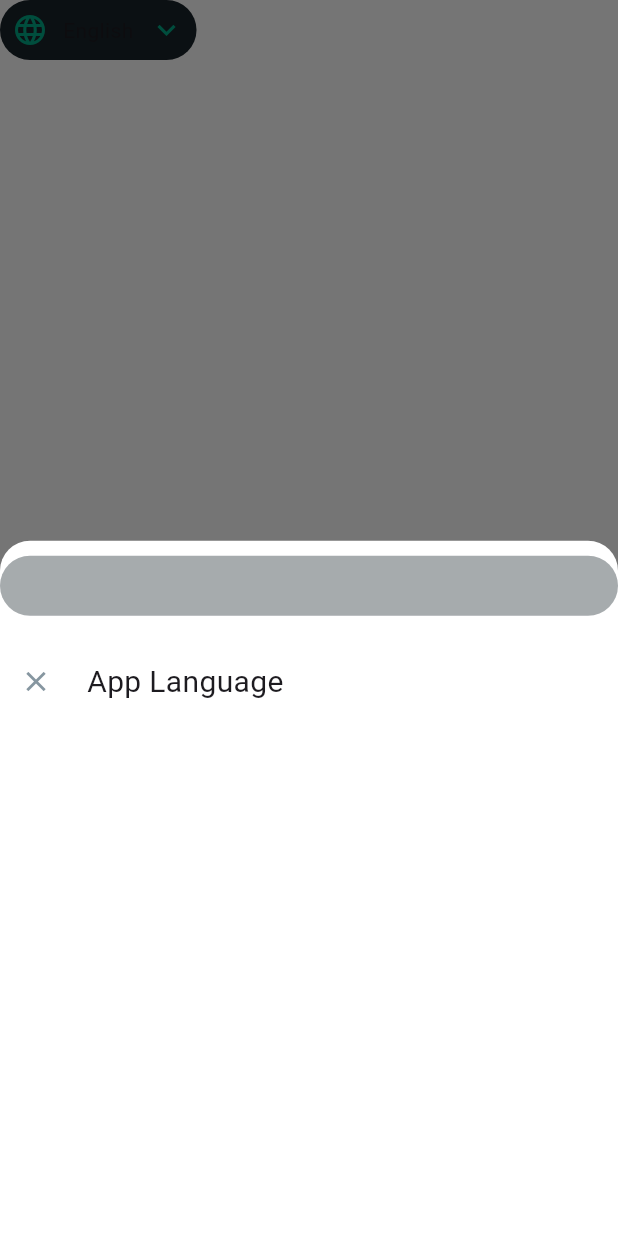
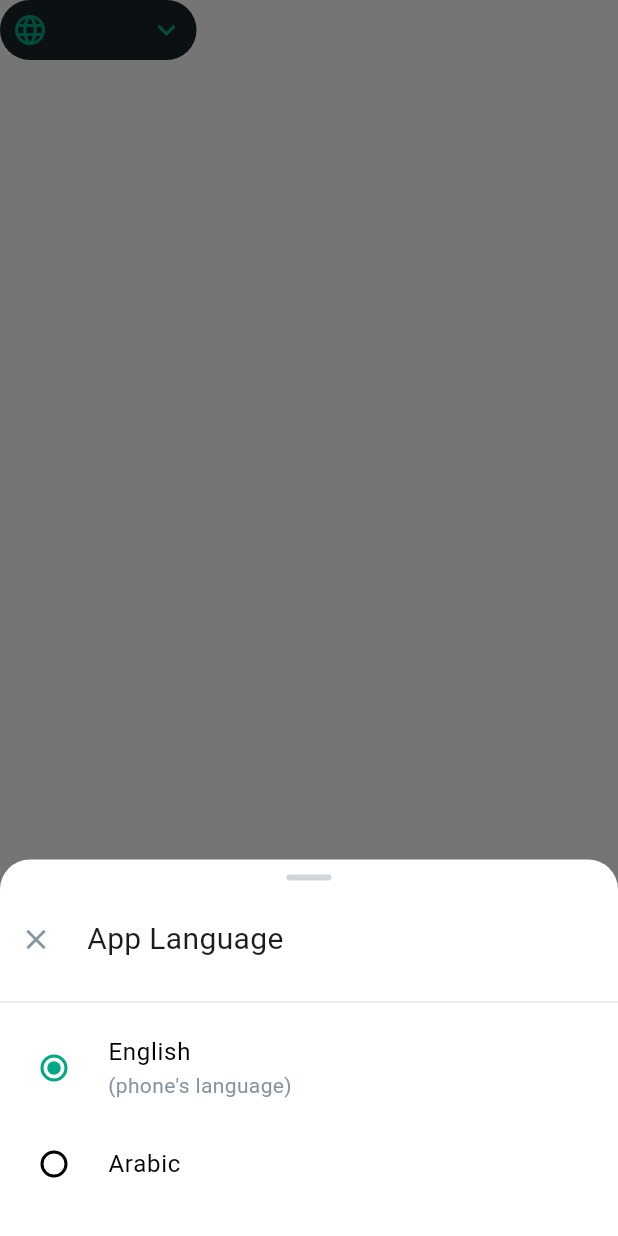
Before and after one commit to Mohammad-Abuayyash/WhatsApp-clone, a Flutter app: the LanguageButton widget shown alone on an empty page, opened directly, after a tap on "English", on a phone screen of 412 x 824 dp. Run offline on Flutter 3.47's test engine with Material 3 defaults, Android fonts, the phone set to English and light mode, and no system bars; our stand-ins replace flutter_riverpod; generated files the repository leaves out were written again; network calls fail.

```diff
--- a/lib/welcome_page/widgets/custom_elevated_button.dart
+++ b/lib/common/widgets/custom_elevated_button.dart
@@ -21,7 +21,6 @@ class CustomElevatedButton extends StatelessWidget {
       child: ElevatedButton(
         onPressed: onPressed,
         style: ElevatedButton.styleFrom(
-
           shape: RoundedRectangleBorder(
             borderRadius: BorderRadius.circular(7.0),
           ),
--- /dev/null
+++ b/lib/feature/welcome/widgets/language_button.dart
@@ -0,0 +1,135 @@
+import 'package:flutter/material.dart';
+import 'package:flutter_riverpod/flutter_riverpod.dart';
+import 'package:whatsapp_clone/common/providers/locale_provider.dart';
+import 'package:whatsapp_clone/common/utils/colors.dart';
+import 'package:flutter_gen/gen_l10n/app_localizations.dart';
+
+class LanguageButton extends ConsumerStatefulWidget {
+  const LanguageButton({
+    super.key,
+  });
+
+  @override
+  ConsumerState<LanguageButton> createState() => _LanguageButtonState();
+}
+
+class _LanguageButtonState extends ConsumerState<LanguageButton> {
+  int selectedValue = 0;
+  String selectedLanguage = 'English';
+
+  showButtomSheet(context) {
+    return showModalBottomSheet(
+        context: context,
+        builder: (context) {
+          final localeProv = ref.read(localeProvider.notifier);
+          return Padding(
+            padding: const EdgeInsets.symmetric(vertical: 10),
+            child: Column(
+              mainAxisSize: MainAxisSize.min,
+              children: [
+                Container(
+                  height: 4,
+                  width: 30,
+                  decoration: BoxDecoration(
+                    color: COLORS.greyDark.withOpacity(0.4),
+                    borderRadius: BorderRadius.circular(5),
+                  ),
+                ),
+                const SizedBox(height: 15),
+                Row(
+                  children: [
+                    IconButton(
+                      onPressed: () {
+                        Navigator.of(context).pop();
+                      },
+                      padding: EdgeInsets.zero,
+                      iconSize: 22,
+                      splashRadius: 22,
+                      splashColor: Colors.transparent,
+                      constraints: const BoxConstraints(maxWidth: 40),
+                      icon: const Icon(
+                        Icons.close_outlined,
+                        color: COLORS.greyDark,
+                      ),
+                    ),
+                    const SizedBox(width: 10),
+                    Text(
+                      AppLocalizations.of(context)!.appLang,
+                      style: const TextStyle(
+                        fontSize: 20,
+                        fontWeight: FontWeight.w400,
+                      ),
+                    )
+                  ],
+                ),
+                const SizedBox(height: 10),
+                Divider(
+                  color: COLORS.greyDark.withOpacity(0.5),
+                  thickness: 0.5,
+                ),
+                RadioListTile(
+                  value: 0,
+                  groupValue: selectedValue,
+                  onChanged: (value) {
+                    setState(() {
+                      selectedValue = value!;
+                      selectedLanguage = 'English';
+                      localeProv.setLocale(const Locale('en'));
+                    });
+                  },
+                  activeColor: COLORS.greenDark,
+                  title: const Text('English'),
+                  subtitle: const Text(
+                    "(phone's language)",
+                    style: TextStyle(
+                      color: COLORS.greyDark,
+                    ),
+                  ),
+                ),
+                RadioListTile(
+                  value: 1,
+                  groupValue: selectedValue,
+                  onChanged: (value) {
+                    setState(() {
+                      selectedValue = value!;
+                      selectedLanguage = 'Arabic';
+                      localeProv.setLocale(const Locale('ar'));
+                    });
+                  },
+                  activeColor: COLORS.greenDark,
+                  title: const Text('Arabic'),
+                ),
+                const SizedBox(height: 10),
+              ],
+            ),
+          );
+        });
+  }
+
+  @override
+  Widget build(BuildContext context) {
+    return Material(
+      color: const Color(0xff182229),
+      borderRadius: BorderRadius.circular(20),
+      child: InkWell(
+        onTap: () => showButtomSheet(context),
+        borderRadius: BorderRadius.circular(20),
+        splashFactory: NoSplash.splashFactory,
+        highlightColor: const Color(0xff09141a),
+        child: Padding(
+          padding: const EdgeInsets.all(8.0),
+          child: Row(
+            mainAxisSize: MainAxisSize.min,
+            children: [
+              Icon(Icons.language, color: COLORS.greenDark),
+              const SizedBox(width: 10),
+              Text(selectedLanguage),
+              const SizedBox(width: 10),
+              Icon(Icons.keyboard_arrow_down, color: COLORS.greenDark),
+            ],
+          ),
+        ),
+      ),
+    );
+  }
+}
--- a/lib/l10n/app_ar.arb
+++ b/lib/l10n/app_ar.arb
@@ -1,3 +1,6 @@
 {
-    "language": "العربية"
+  "appLang": "لغة البرنامج",
+  "language": "العربية",
+  "loginPageTitle": "ادخل رقم هاتفك ",
+  "welcomeTitle": "اهلا بك الى Whatsapp"
 }
--- a/lib/l10n/app_en.arb
+++ b/lib/l10n/app_en.arb
@@ -1,6 +1,9 @@
 {
-    "language": "English",
-    "@language":{
-        "description": "The current Language"
-    }
+  "@language": {
+    "description": "The current Language"
+  },
+  "appLang": "App Language",
+  "language": "English",
+  "loginPageTitle": "Enter your phone number",
+  "welcomeTitle": "Welcome to Whatsapp"
 }
--- a/lib/l10n/l10n.dart
+++ /dev/null
@@ -1,8 +0,0 @@
-import 'package:flutter/material.dart';
-
-class L10n {
-  static final all = [
-    const Locale('en'),
-    const Locale('ar'),
-  ];
-}
--- a/lib/welcome_page/widgets/language_button.dart
+++ /dev/null
@@ -1,81 +0,0 @@
-import 'package:flutter/material.dart';
-import 'package:whatsapp_clone/common/utils/colors.dart';
-
-class LanguageButton extends StatelessWidget {
-  const LanguageButton({
-    super.key,
-  });
-
-  showButtomSheet(context) {
-    return showModalBottomSheet(
-        context: context,
-        builder: (context) {
-          return Padding(
-            padding: const EdgeInsets.symmetric(vertical: 10),
-            child: Column(
-              children: [
-                Container(
-                  height: 40,
-                  decoration: BoxDecoration(
-                    color: COLORS.greyBackground.withOpacity(0.4),
-                    borderRadius: BorderRadius.circular(24),
-                  ),
-                ),
-                const SizedBox(height: 20),
-                Row(
-                  children: [
-                    IconButton(
-                      onPressed: () {},
-                      padding: EdgeInsets.zero,
-                      iconSize: 22,
-                      splashRadius: 22,
-                      splashColor: Colors.transparent,
-                      constraints: const BoxConstraints(maxWidth: 40),
-                      icon: const Icon(
-                        Icons.close_outlined,
-                        color: COLORS.greyDark,
-                      ),
-                    ),
-                    const SizedBox(width: 10),
-                    const Text(
-                      'App Language',
-                      style: TextStyle(
-                        fontSize: 20,
-                        fontWeight: FontWeight.w400,
-                      ),
-                    )
-                  ],
-                )
-              ],
-            ),
-          );
-        });
-  }
-
-  @override
-  Widget build(BuildContext context) {
-    return Material(
-      color: const Color(0xff182229),
-      borderRadius: BorderRadius.circular(20),
-      child: InkWell(
-        onTap: () => showButtomSheet(context),
-        borderRadius: BorderRadius.circular(20),
-        splashFactory: NoSplash.splashFactory,
-        highlightColor: const Color(0xff09141a),
-        child: Padding(
-          padding: const EdgeInsets.all(8.0),
-          child: Row(
-            mainAxisSize: MainAxisSize.min,
-            children: [
-              Icon(Icons.language, color: COLORS.greenDark),
-              const SizedBox(width: 10),
-              Text('English'),
-              const SizedBox(width: 10),
-              Icon(Icons.keyboard_arrow_down, color: COLORS.greenDark),
-            ],
-          ),
-        ),
-      ),
-    );
-  }
-}
--- a/pubspec.yaml
+++ b/pubspec.yaml
@@ -12,8 +12,7 @@ dependencies:
   flutter_localizations:
     sdk: flutter
   intl: any
-  riverpod: ^2.5.1
-
+  flutter_riverpod: ^2.5.1
 
 dev_dependencies:
   flutter_test:
```
Also changed, not shown: lib/common/providers/locale_provider.dart (added, +14 -0 lines), lib/feature/auth/pages/login_page.dart (added, +58 -0 lines), lib/feature/auth/widgets/custom_text_field.dart (added, +51 -0 lines), lib/feature/welcome/screens/welcome_page.dart (renamed from lib/welcome_page/screens/welcome_page.dart, +11 -5 lines), lib/main.dart (+12 -9 lines), lib/welcome_page/welcome_page.dart (deleted, +0 -48 lines), lib/feature/welcome/widgets/privacy_and_terms.dart (renamed from lib/welcome_page/widgets/privacy_and_terms.dart), pubspec.lock.
